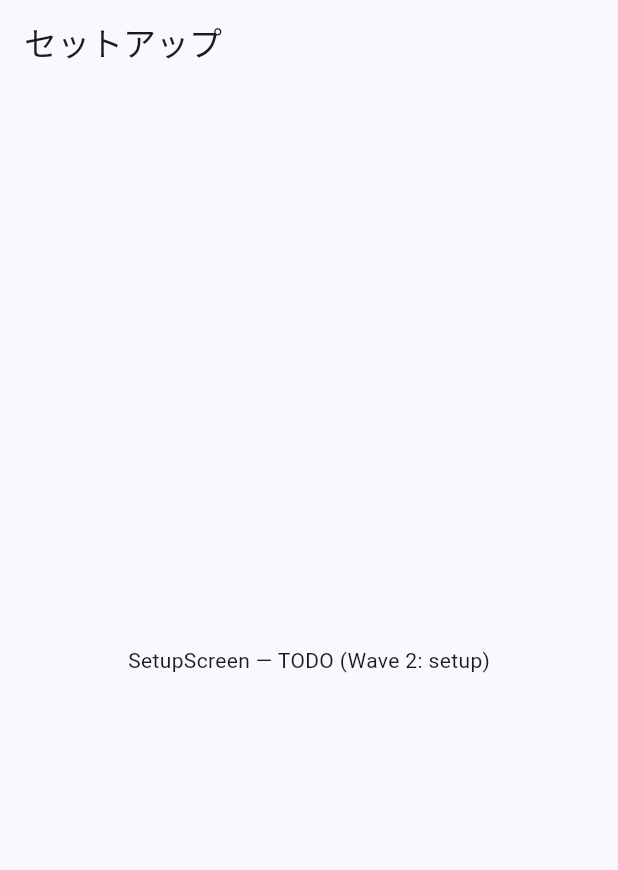
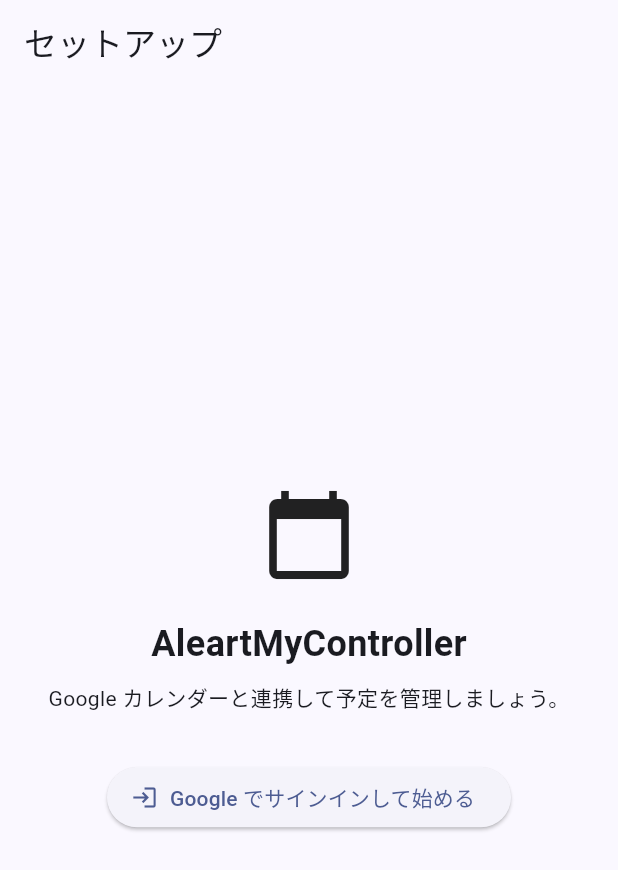
Before and after one commit to Yukkurisiteikitai/AleartMyController, a Flutter app: the screen it shows after launch, on a phone screen of 412 x 824 dp. Shown: the top 870 px of the screen. Run offline on Flutter 3.47's test engine with Material 3 defaults, Android fonts, the phone set to English and light mode, and no system bars; our stand-ins replace drift, drift_flutter, flutter_image_compress, flutter_local_notifications, flutter_riverpod, go_router and 9 more; missing offline and left inert: extension_google_sign_in_as_googleapis_auth, googleapis, unorm_dart, workmanager; accounts and stored records are empty; generated files the repository leaves out were written again.

Commit message:
feat: P6 SetupScreen implementation
Replace stub with ConsumerWidget that shows Google sign-in button,
loading indicator during sign-in, and error display. GoRouter
redirect handles auto-navigation to /events on completion.

Co-Authored-By: Claude Sonnet 4.6 <noreply@anthropic.com>

```diff
--- a/flutter/amc/lib/features/setup/setup_screen.dart
+++ b/flutter/amc/lib/features/setup/setup_screen.dart
@@ -1,17 +1,64 @@
 import 'package:flutter/material.dart';
+import 'package:flutter_riverpod/flutter_riverpod.dart';
+
+import 'setup_notifier.dart';
 
 /// オンボーディング画面（Android: SetupScreen / SetupViewModel 相当）。
 ///
-/// P0 スタブ。Wave 2「setup」エージェントが本文を実装する。
-/// 完了時に first_run_setup_complete を立て、Supabase サインインを行う。
-class SetupScreen extends StatelessWidget {
+/// completeSetup() 完了後は GoRouter の redirect が /events へ自動遷移する。
+class SetupScreen extends ConsumerWidget {
   const SetupScreen({super.key});
 
   @override
-  Widget build(BuildContext context) {
+  Widget build(BuildContext context, WidgetRef ref) {
+    final state = ref.watch(setupNotifierProvider);
+
     return Scaffold(
       appBar: AppBar(title: const Text('セットアップ')),
-      body: const Center(child: Text('SetupScreen — TODO (Wave 2: setup)')),
+      body: Center(
+        child: state.isLoading || state.isSigningIn
+            ? const CircularProgressIndicator()
+            : Padding(
+                padding: const EdgeInsets.symmetric(horizontal: 32),
+                child: Column(
+                  mainAxisSize: MainAxisSize.min,
+                  children: [
+                    const Icon(Icons.calendar_today, size: 64),
+                    const SizedBox(height: 24),
+                    const Text(
+                      'AleartMyController',
+                      style: TextStyle(
+                        fontSize: 24,
+                        fontWeight: FontWeight.bold,
+                      ),
+                    ),
+                    const SizedBox(height: 8),
+                    const Text(
+                      'Google カレンダーと連携して予定を管理しましょう。',
+                      textAlign: TextAlign.center,
+                    ),
+                    const SizedBox(height: 32),
+                    if (state.error != null) ...[
+                      Text(
+                        'エラー: ${state.error}',
+                        style: TextStyle(
+                          color: Theme.of(context).colorScheme.error,
+                        ),
+                        textAlign: TextAlign.center,
+                      ),
+                      const SizedBox(height: 16),
+                    ],
+                    ElevatedButton.icon(
+                      onPressed: () => ref
+                          .read(setupNotifierProvider.notifier)
+                          .completeSetup(),
+                      icon: const Icon(Icons.login),
+                      label: const Text('Google でサインインして始める'),
+                    ),
+                  ],
+                ),
+              ),
+      ),
     );
   }
 }
```
Also changed, not shown: 3 other files.
